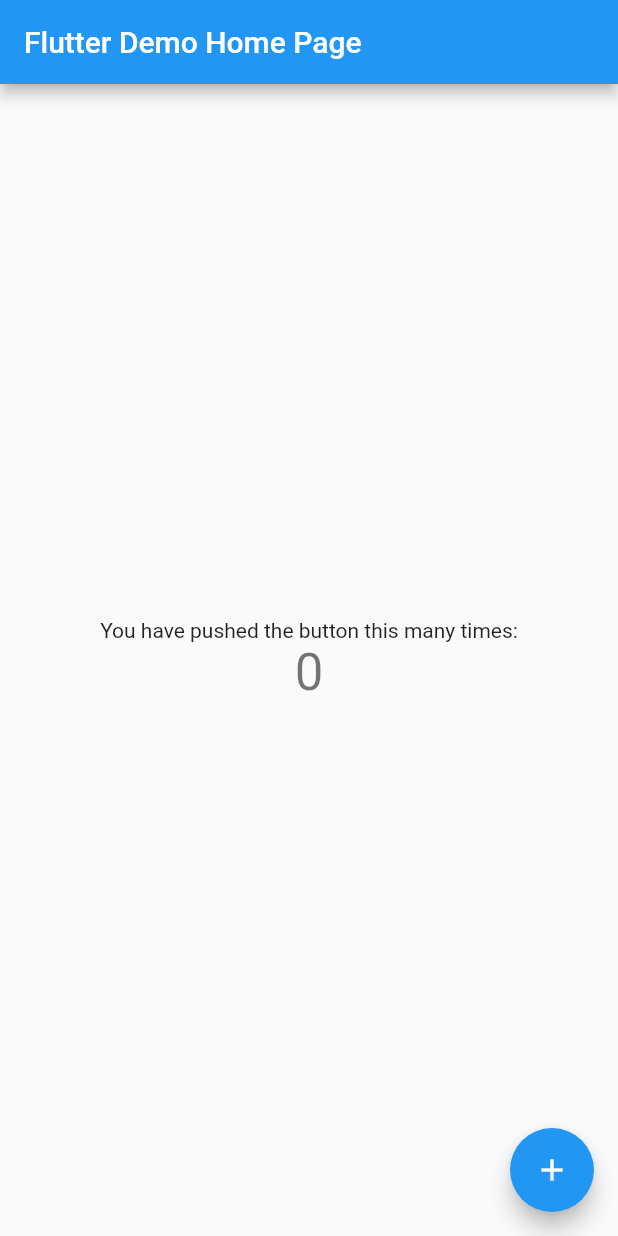
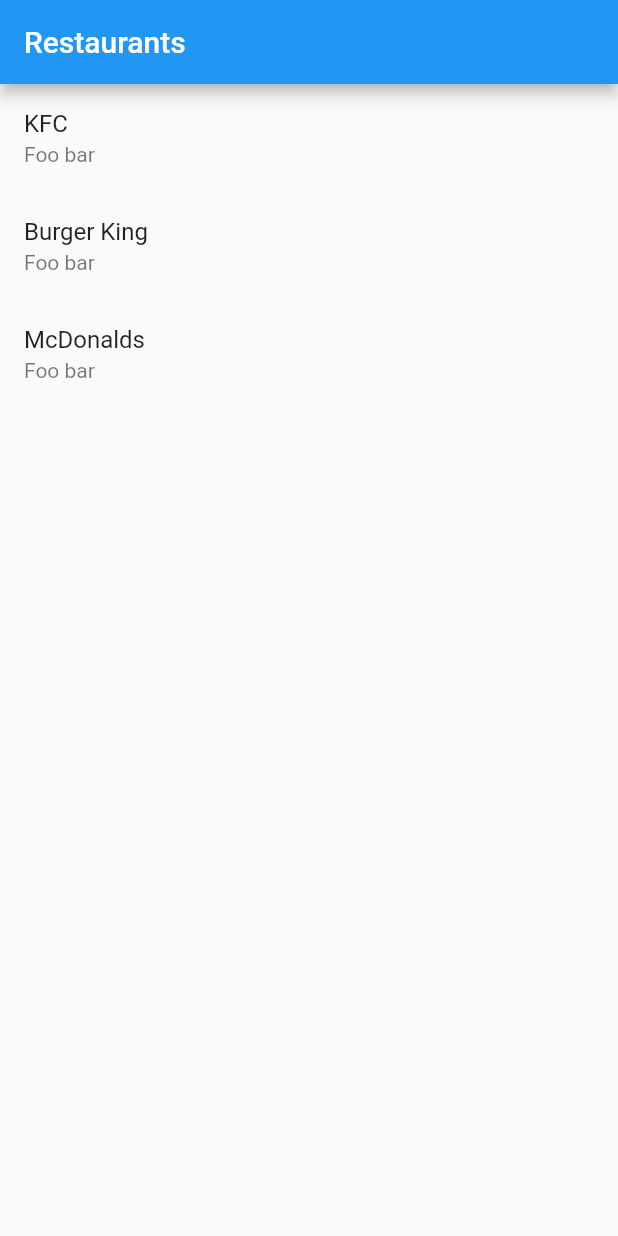
Before and after one commit to achernoprudov/wolt_test_app, a Flutter app: the screen it shows after launch, on a phone screen of 412 x 824 dp. Run offline on Flutter 3.47's test engine with Material 2 defaults, Android fonts, the phone set to English and light mode, and no system bars; our stand-ins replace flutter_bloc, freezed_annotation.

Commit message:
page view widget

```diff
--- a/lib/main.dart
+++ b/lib/main.dart
@@ -1,4 +1,7 @@
 import 'package:flutter/material.dart';
+import 'package:flutter_bloc/flutter_bloc.dart';
+import 'package:wolt_test_task/src/index.dart';
+import 'package:wolt_test_task/src/pages/home/home_cubit.dart';
 import 'package:wolt_test_task/src/pages/home/home_page.dart';
 
 void main() {
@@ -10,12 +13,23 @@ class MyApp extends StatelessWidget {
 
   @override
   Widget build(BuildContext context) {
+    final di = DependenciesGraph();
+
     return MaterialApp(
-      title: 'Flutter Demo',
+      title: 'Wolt Test Task app',
       theme: ThemeData(
         primarySwatch: Colors.blue,
       ),
-      home: const MyHomePage(title: 'Flutter Demo Home Page'),
+      home: BlocProvider<HomeCubit>(
+        create: (_) {
+          return HomeCubit(
+            restaurantsRepository: di.repositories.restaurantsRepository,
+            locationRepository: di.repositories.locationRepository,
+            favoritesRepository: di.repositories.favoritesRepository,
+          )..initialize();
+        },
+        child: const HomePage(),
+      ),
     );
   }
 }
--- a/lib/src/di/dependencies_graph.dart
+++ b/lib/src/di/dependencies_graph.dart
@@ -3,12 +3,12 @@ import 'package:wolt_test_task/src/index.dart';
 class DependenciesGraph {
   late final CoreLayer coreLayer;
   late final DataLayer dataLayer;
-  late final RepositoryLayer repositoryLayer;
+  late final RepositoryLayer repositories;
 
   DependenciesGraph() {
     coreLayer = CoreLayer();
     dataLayer = DataLayer();
-    repositoryLayer = RepositoryLayer(
+    repositories = RepositoryLayer(
       dataLayer: dataLayer,
     );
   }
--- a/lib/src/pages/home/home_page.dart
+++ b/lib/src/pages/home/home_page.dart
@@ -1,48 +1,79 @@
 import 'package:flutter/material.dart';
+import 'package:flutter_bloc/flutter_bloc.dart';
+import 'package:wolt_test_task/src/pages/home/home_cubit.dart';
 
-class MyHomePage extends StatefulWidget {
-  const MyHomePage({Key? key, required this.title}) : super(key: key);
+import '../../model/index.dart';
+import 'home_state.dart';
 
-  final String title;
-
-  @override
-  State<MyHomePage> createState() => _MyHomePageState();
-}
-
-class _MyHomePageState extends State<MyHomePage> {
-  int _counter = 0;
-
-  void _incrementCounter() {
-    setState(() {
-      _counter++;
-    });
-  }
+class HomePage extends StatelessWidget {
+  const HomePage({Key? key}) : super(key: key);
 
   @override
   Widget build(BuildContext context) {
     return Scaffold(
       appBar: AppBar(
-        title: Text(widget.title),
+        title: const Text('Restaurants'),
       ),
-      body: Center(
-        child: Column(
-          mainAxisAlignment: MainAxisAlignment.center,
-          children: <Widget>[
-            const Text(
-              'You have pushed the button this many times:',
-            ),
-            Text(
-              '$_counter',
-              style: Theme.of(context).textTheme.headline4,
-            ),
-          ],
-        ),
-      ),
-      floatingActionButton: FloatingActionButton(
-        onPressed: _incrementCounter,
-        tooltip: 'Increment',
-        child: const Icon(Icons.add),
-      ),
+      body: BlocBuilder<HomeCubit, HomeState>(builder: (context, state) {
+        return state.map(
+          initial: (_) => const _LoadingView(),
+          requestFailed: (state) => _FailureView(message: state.message),
+          loaded: (state) => _HomeListView(
+            restaurants: state.restaurants,
+            favorites: state.favorites,
+          ),
+        );
+      }),
     );
   }
 }
+
+class _LoadingView extends StatelessWidget {
+  const _LoadingView({Key? key}) : super(key: key);
+
+  @override
+  Widget build(BuildContext context) {
+    return const Placeholder();
+  }
+}
+
+class _FailureView extends StatelessWidget {
+  final String message;
+
+  const _FailureView({
+    required this.message,
+    Key? key,
+  }) : super(key: key);
+
+  @override
+  Widget build(BuildContext context) {
+    return Center(
+      child: Text(message),
+    );
+  }
+}
+
+class _HomeListView extends StatelessWidget {
+  final List<Restaurant> restaurants;
+  final Set<RestaurantId> favorites;
+
+  const _HomeListView({
+    required this.restaurants,
+    required this.favorites,
+    Key? key,
+  }) : super(key: key);
+
+  @override
+  Widget build(BuildContext context) {
+    return ListView.builder(
+      itemCount: restaurants.length,
+      itemBuilder: (context, index) {
+        final item = restaurants[index];
+        return ListTile(
+          title: Text(item.name),
+          subtitle: Text(item.description),
+        );
+      },
+    );
+  }
+}
```
